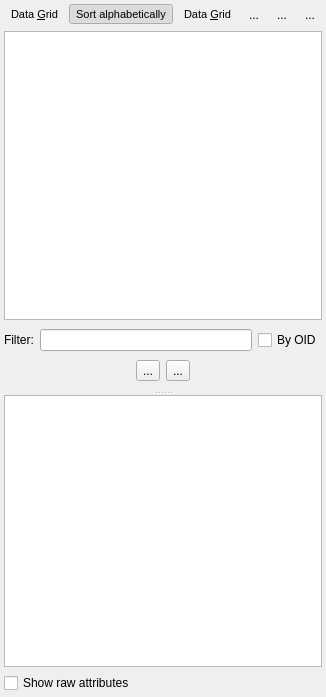
Above: libpgmodeler_ui/ui/databaseexplorerwidget.ui from pgmodeler/pgmodeler before the change. Below: the same form after it.
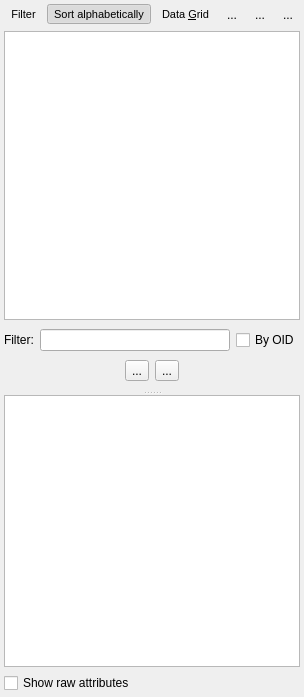
That is the form after the change. Icons and pictures are not drawn.

Commit message: Fixed a shortcut duplication in DatabaseExplorerWidget

```diff
--- a/libpgmodeler_ui/ui/databaseexplorerwidget.ui
+++ b/libpgmodeler_ui/ui/databaseexplorerwidget.ui
@@ -51,7 +51,7 @@
         <string>Toggle the display of filter widget as well the system/extension objects.</string>
        </property>
        <property name="text">
-        <string>Data &amp;Grid</string>
+        <string>Filter</string>
        </property>
        <property name="icon">
         <iconset resource="../res/resources.qrc">
@@ -598,7 +598,7 @@
           <bool>false</bool>
          </attribute>
          <attribute name="verticalHeaderDefaultSectionSize">
-          <number>26</number>
+          <number>28</number>
          </attribute>
          <attribute name="verticalHeaderStretchLastSection">
           <bool>false</bool>
```
Left out of the diff: 9 changed lines with no effect on the pictures.
